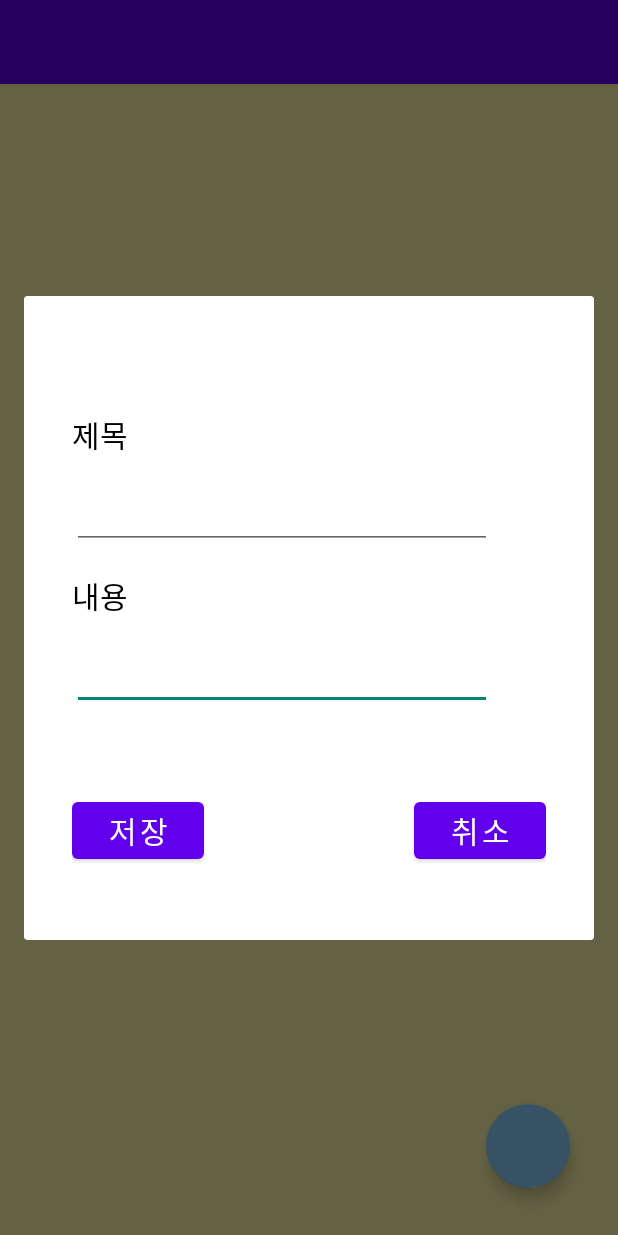
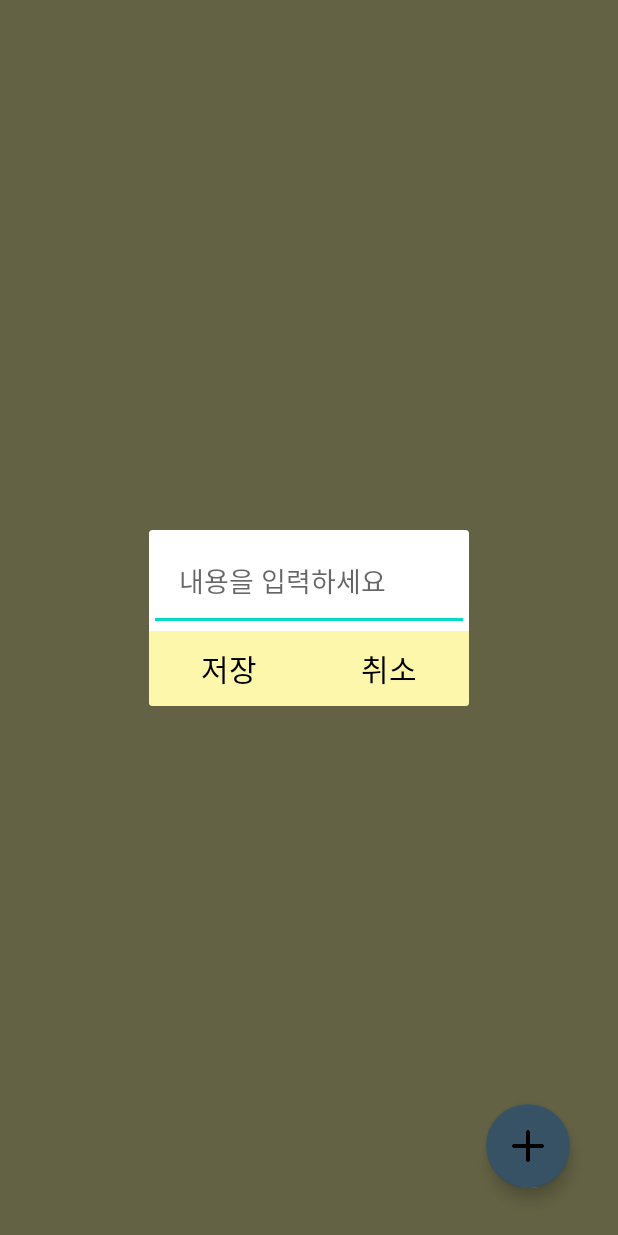
Before and after one commit to Hwang-Jongwon/CatchSound, an Android app: the DBActivity screen opened directly, with no data from a screen before it, after a tap on an icon or button, on a phone screen of 412 x 824 dp. Run offline under Robolectric (Android 15) with nearby library versions, the phone set to English and light mode, and no system bars.

Commit message:
스플래시 화면 구성 및 DB 화면 개선

```diff
--- a/app/src/main/java/com/example/catchsound/DBActivity.java
+++ b/app/src/main/java/com/example/catchsound/DBActivity.java
@@ -6,6 +6,7 @@ import android.os.Bundle;
 import android.speech.tts.TextToSpeech;
 import android.util.Log;
 import android.view.View;
+import android.view.Window;
 import android.widget.Button;
 import android.widget.EditText;
 
@@ -28,7 +29,7 @@ public class DBActivity extends AppCompatActivity {
 
     private long bbtn = 0L;
 
-
+    Dialog custom_dialog;
 
     Calendar cal = Calendar.getInstance();
 
@@ -52,35 +53,31 @@ public class DBActivity extends AppCompatActivity {
     }
 
     private void setDB() {
-        getSupportActionBar().setTitle("");
         this.floatingActionButton.setOnClickListener(new View.OnClickListener() {
             public void onClick(View view) {
-                Dialog dialog = new Dialog(DBActivity.this, android.R.style.Theme_Material_Light_Dialog);
-                dialog.setContentView(R.layout.activity_edit);
-                EditText edittitle = dialog.findViewById(R.id.editTitle);
-                EditText editcontent = dialog.findViewById(R.id.editContent);
-                Button button_save = dialog.findViewById(R.id.button_save);
-                Button button_cancel = dialog.findViewById(R.id.button_cancel);
+                custom_dialog.setContentView(R.layout.custom_dialog);
+                EditText editcontent = custom_dialog.findViewById(R.id.editContent);
+                Button button_save = custom_dialog.findViewById(R.id.button_save);
+                Button button_cancel = custom_dialog.findViewById(R.id.button_cancel);
                 button_save.setOnClickListener(new View.OnClickListener() {
                     public void onClick(View view) {
                         String curTime = (new SimpleDateFormat("yyyy-MM-dd HH:mm:ss")).format(new Date());
-                        dbHelper.InsertTodo(edittitle.getText().toString(), editcontent.getText().toString(), curTime);
+                        dbHelper.InsertTodo(editcontent.getText().toString(), curTime);
                         com.example.catchsound.TodoItem todoItem = new com.example.catchsound.TodoItem();
-                        todoItem.setTitle(edittitle.getText().toString());
                         todoItem.setContent(editcontent.getText().toString());
                         todoItem.setDate(curTime);
                         itemAdapter.addItem(todoItem);
                         itemAdapter.notifyDataSetChanged();
                         RecyclerView_main.smoothScrollToPosition(0);
-                        dialog.dismiss();
+                        custom_dialog.dismiss();
                     }
                 });
                 button_cancel.setOnClickListener(new View.OnClickListener() {
                     public void onClick(View param2View) {
-                        dialog.dismiss();
+                        custom_dialog.dismiss();
                     }
                 });
-                dialog.show();
+                custom_dialog.show();
             }
         });
 
@@ -95,22 +92,13 @@ public class DBActivity extends AppCompatActivity {
     protected void onCreate(Bundle paramBundle) {
         super.onCreate(paramBundle);
         setContentView(R.layout.activity_db);
-        getSupportActionBar().setElevation(0);
         dbHelper = new com.example.catchsound.DBHelper(this);
         todoItems = new ArrayList<com.example.catchsound.TodoItem>();
         RecyclerView_main = findViewById(R.id.RecyclerView_main);
         floatingActionButton = findViewById(R.id.floatingActionButton);
+        custom_dialog = new Dialog(DBActivity.this);
+        custom_dialog.requestWindowFeature(Window.FEATURE_NO_TITLE);
         LoadRecentDB();
         setDB();
-
-
-
-
-
     }
-
-
-
-
-
 }
--- a/app/src/main/res/layout/activity_db.xml
+++ b/app/src/main/res/layout/activity_db.xml
@@ -14,6 +14,7 @@
         android:layout_marginRight="32.0dp"
         android:layout_marginBottom="32.0dp"
         android:clickable="true"
+        android:src="@drawable/plus"
         app:backgroundTint="#ff87cefa"
         app:layout_constraintBottom_toBottomOf="parent"
         app:layout_constraintEnd_toEndOf="parent"
@@ -23,9 +24,11 @@
         android:id="@+id/RecyclerView_main"
         android:layout_width="0.0dp"
         android:layout_height="0.0dp"
-        android:layout_marginLeft="16.0dp"
+        android:layout_marginStart="32dp"
+        android:layout_marginLeft="32dp"
         android:layout_marginTop="16.0dp"
-        android:layout_marginRight="16.0dp"
+        android:layout_marginEnd="32dp"
+        android:layout_marginRight="32dp"
         android:layout_marginBottom="16.0dp"
         app:layoutManager="androidx.recyclerview.widget.LinearLayoutManager"
         app:layout_constraintBottom_toBottomOf="parent"
@@ -34,4 +37,5 @@
         app:layout_constraintTop_toTopOf="parent"
         app:layout_constraintVertical_bias="0.0"
         tools:listitem="@layout/activity_item" />
+
 </androidx.constraintlayout.widget.ConstraintLayout>
--- a/app/src/main/res/layout/activity_edit.xml
+++ /dev/null
@@ -1,96 +0,0 @@
-<?xml version="1.0" encoding="utf-8"?>
-<androidx.constraintlayout.widget.ConstraintLayout xmlns:android="http://schemas.android.com/apk/res/android"
-    xmlns:app="http://schemas.android.com/apk/res-auto"
-    xmlns:tools="http://schemas.android.com/tools"
-    android:layout_width="fill_parent"
-    android:layout_height="fill_parent">
-
-    <androidx.constraintlayout.widget.ConstraintLayout
-        android:layout_width="fill_parent"
-        android:layout_height="320.0dip"
-        android:layout_marginLeft="32.0dip"
-        android:layout_marginTop="32.0dip"
-        android:layout_marginRight="32.0dip"
-        android:layout_marginBottom="32.0dip"
-        app:layout_constraintBottom_toBottomOf="parent"
-        app:layout_constraintEnd_toEndOf="parent"
-        app:layout_constraintHorizontal_bias="0.0"
-        app:layout_constraintStart_toStartOf="parent"
-        app:layout_constraintTop_toTopOf="parent"
-        app:layout_constraintVertical_bias="0.49">
-
-        <EditText
-            android:id="@+id/editContent"
-            android:layout_width="wrap_content"
-            android:layout_height="wrap_content"
-            android:layout_marginTop="8dp"
-            android:ems="10"
-            android:inputType="textPersonName"
-            android:maxLines="1"
-            android:singleLine="true"
-            android:textColor="#ff000000"
-            android:textSize="24.0sp"
-            app:layout_constraintStart_toStartOf="parent"
-            app:layout_constraintTop_toBottomOf="@+id/edit_title2" />
-
-        <TextView
-            android:id="@+id/edit_title"
-            android:layout_width="wrap_content"
-            android:layout_height="wrap_content"
-            android:text="제목"
-            android:textColor="#ff000000"
-            android:textSize="20.0sp"
-            app:layout_constraintStart_toStartOf="parent"
-            app:layout_constraintTop_toTopOf="parent" />
-
-        <TextView
-            android:id="@id/edit_title2"
-            android:layout_width="wrap_content"
-            android:layout_height="wrap_content"
-            android:layout_marginTop="16dp"
-            android:text="내용"
-            android:textColor="#ff000000"
-            android:textSize="20.0sp"
-            app:layout_constraintStart_toStartOf="parent"
-            app:layout_constraintTop_toBottomOf="@+id/editTitle" />
-
-        <EditText
-            android:id="@id/editTitle"
-            android:layout_width="wrap_content"
-            android:layout_height="wrap_content"
-            android:layout_marginTop="8.0dip"
-            android:ems="10"
-            android:inputType="textPersonName"
-            android:maxLines="1"
-            android:singleLine="true"
-            android:textColor="#ff000000"
-            android:textSize="24.0sp"
-            app:layout_constraintStart_toStartOf="parent"
-            app:layout_constraintTop_toBottomOf="@id/edit_title" />
-
-        <Button
-            android:id="@+id/button_save"
-            android:layout_width="wrap_content"
-            android:layout_height="wrap_content"
-            android:layout_marginRight="64.0dip"
-            android:layout_marginBottom="16.0dip"
-            android:text="저장"
-            android:textSize="20.0sp"
-            app:layout_constraintBottom_toBottomOf="parent"
-            app:layout_constraintEnd_toEndOf="parent"
-            app:layout_constraintHorizontal_bias="0.0"
-            app:layout_constraintStart_toStartOf="parent" />
-
-        <Button
-            android:id="@+id/button_cancel"
-            android:layout_width="wrap_content"
-            android:layout_height="wrap_content"
-            android:layout_marginBottom="16.0dip"
-            android:text="취소"
-            android:textSize="20.0sp"
-            app:layout_constraintBottom_toBottomOf="parent"
-            app:layout_constraintEnd_toEndOf="parent"
-            app:layout_constraintHorizontal_bias="1.0"
-            app:layout_constraintStart_toEndOf="@id/button_save" />
-    </androidx.constraintlayout.widget.ConstraintLayout>
-</androidx.constraintlayout.widget.ConstraintLayout>
--- a/app/src/main/res/layout/activity_main.xml
+++ b/app/src/main/res/layout/activity_main.xml
@@ -4,7 +4,8 @@
     xmlns:tools="http://schemas.android.com/tools"
     android:layout_width="match_parent"
     android:layout_height="match_parent"
-    tools:context=".MainActivity">
+    tools:context=".MainActivity"
+    android:background="#55f7e600">
 
     <Button
         android:id="@+id/button"
--- /dev/null
+++ b/app/src/main/res/layout/custom_dialog.xml
@@ -0,0 +1,53 @@
+<?xml version="1.0" encoding="utf-8"?>
+<LinearLayout xmlns:android="http://schemas.android.com/apk/res/android"
+    xmlns:app="http://schemas.android.com/apk/res-auto"
+    android:layout_width="wrap_content"
+    android:layout_height="wrap_content"
+    android:layout_gravity="center"
+    android:orientation="vertical">
+
+    <EditText
+        android:id="@+id/editContent"
+        android:layout_width="wrap_content"
+        android:layout_height="wrap_content"
+        android:padding="20dp"
+        android:ems="10"
+        android:inputType="textPersonName"
+        android:maxLines="1"
+        android:singleLine="true"
+        android:hint="내용을 입력하세요"
+        android:fontFamily="@font/nanum"
+        android:textColor="#ff000000" />
+
+    <LinearLayout
+        android:layout_width="match_parent"
+        android:layout_height="wrap_content">
+
+        <Button
+            android:id="@+id/button_save"
+            style="@style/Widget.AppCompat.Button.Borderless"
+            android:layout_width="0dp"
+            android:layout_height="wrap_content"
+            android:layout_weight="1"
+            android:background="#FFFFFF"
+            android:fontFamily="@font/nanum"
+            android:text="저장"
+            android:textColor="#000000"
+            android:textSize="20sp"
+            app:backgroundTint="#55F7E600" />
+
+        <Button
+            android:id="@+id/button_cancel"
+            style="@style/Widget.AppCompat.Button.Borderless"
+            android:layout_width="0dp"
+            android:layout_height="wrap_content"
+            android:layout_weight="1"
+            android:background="#FFFFFF"
+            android:fontFamily="@font/nanum"
+            android:text="취소"
+            android:textColor="#000000"
+            android:textSize="20sp"
+            app:backgroundTint="#55F7E600" />
+    </LinearLayout>
+
+</LinearLayout>
--- a/app/src/main/res/values-night/themes.xml
+++ b/app/src/main/res/values-night/themes.xml
@@ -1,6 +1,6 @@
 <resources xmlns:tools="http://schemas.android.com/tools">
     <!-- Base application theme. -->
-    <style name="Theme.CatchSound" parent="Theme.MaterialComponents.DayNight.DarkActionBar">
+    <style name="Theme.CatchSound" parent="Theme.MaterialComponents.DayNight.NoActionBar">
         <!-- Primary brand color. -->
         <item name="colorPrimary">@color/purple_200</item>
         <item name="colorPrimaryVariant">@color/purple_700</item>
--- a/app/src/main/res/values/colors.xml
+++ b/app/src/main/res/values/colors.xml
@@ -2,7 +2,7 @@
 <resources>
     <color name="purple_200">#FFBB86FC</color>
     <color name="purple_500">#FF6200EE</color>
-    <color name="purple_700">#FF3700B3</color>
+    <color name="purple_700">#55F7E600</color>
     <color name="teal_200">#FF03DAC5</color>
     <color name="teal_700">#FF018786</color>
     <color name="black">#FF000000</color>
--- a/app/src/main/res/values/themes.xml
+++ b/app/src/main/res/values/themes.xml
@@ -1,6 +1,6 @@
 <resources xmlns:tools="http://schemas.android.com/tools">
     <!-- Base application theme. -->
-    <style name="Theme.CatchSound" parent="Theme.MaterialComponents.DayNight.DarkActionBar">
+    <style name="Theme.CatchSound" parent="Theme.MaterialComponents.DayNight.NoActionBar">
         <!-- Primary brand color. -->
         <item name="colorPrimary">@color/purple_500</item>
         <item name="colorPrimaryVariant">@color/purple_700</item>
--- a/build.gradle
+++ b/build.gradle
@@ -5,7 +5,7 @@ buildscript {
         jcenter()
     }
     dependencies {
-        classpath "com.android.tools.build:gradle:4.1.3"
+        classpath 'com.android.tools.build:gradle:7.0.2'
 
         // NOTE: Do not place your application dependencies here; they belong
         // in the individual module build.gradle files
```
Also changed, not shown: app/src/main/AndroidManifest.xml (+9 -6 lines), app/src/main/java/com/example/catchsound/DBHelper.java (+6 -8 lines), app/src/main/java/com/example/catchsound/SplashActivity.java (added, +31 -0 lines), app/src/main/java/com/example/catchsound/TodoItem.java (+0 -8 lines), app/src/main/java/com/example/catchsound/nAdapter.java (+6 -11 lines), app/src/main/res/font/font.xml (deleted, +0 -8 lines), app/src/main/res/layout/activity_item.xml (+11 -20 lines), gradle/wrapper/gradle-wrapper.properties, 1 other file.
